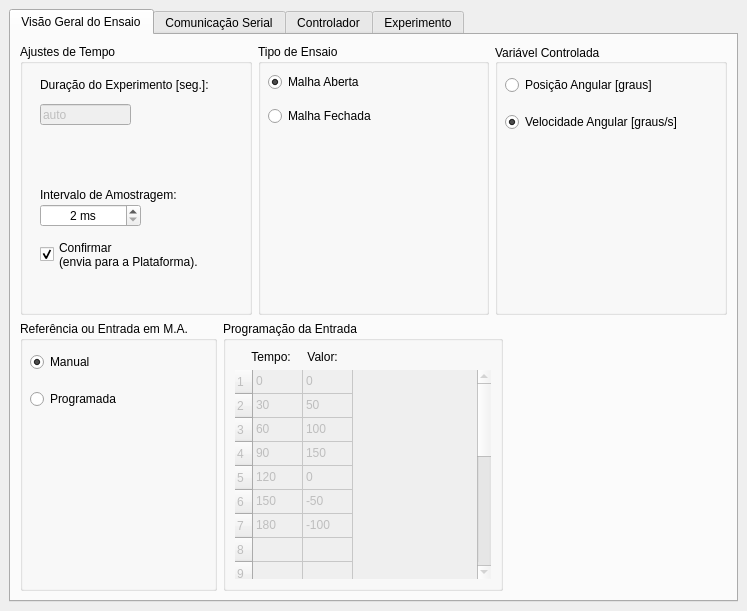
This is MotorBLDC/GUI_code/main_window.ui in GTI-UFMG/software_controle_plantas as Qt 5 draws it before an edit. The edited form follows.
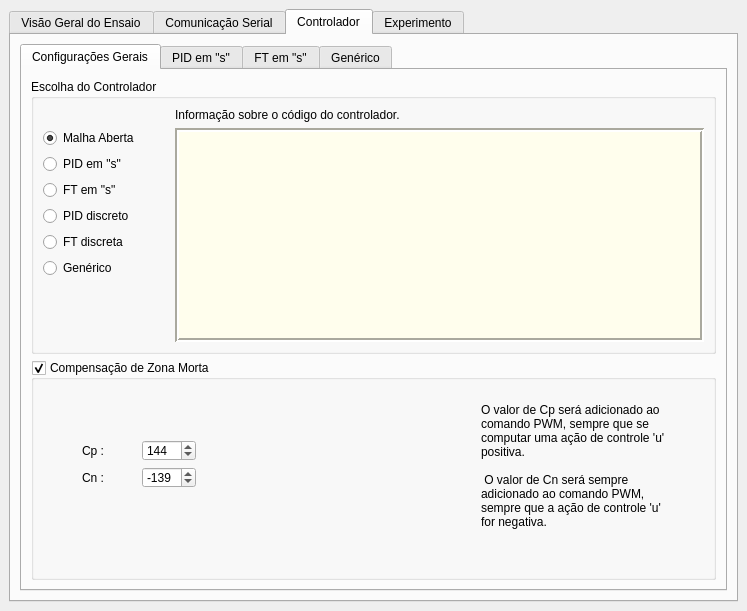
This is the edited form. The open tabs and pages were chosen to show the change. Icons and pictures are not drawn. Custom widgets are drawn as their Qt base class.

The edit to the form file:
```diff
--- a/MotorBLDC/GUI_code/main_window.ui
+++ b/MotorBLDC/GUI_code/main_window.ui
@@ -34,7 +34,10 @@
   <widget class="QWidget" name="centralwidget">
    <layout class="QGridLayout" name="gridLayout">
     <item row="0" column="0">
-     <widget class="QTabWidget" name="tabWidget">
+     <widget class="QTabWidget" name="tabWidge_main">
+      <property name="enabled">
+       <bool>true</bool>
+      </property>
       <property name="tabShape">
        <enum>QTabWidget::TabShape::Rounded</enum>
       </property>
@@ -50,7 +53,7 @@
        </attribute>
        <layout class="QHBoxLayout" name="horizontalLayout_9">
         <item>
-         <layout class="QVBoxLayout" name="verticalLayout_15" stretch="0,0">
+         <layout class="QVBoxLayout" name="verticalLayout_15" stretch="1,1">
           <item>
            <layout class="QHBoxLayout" name="horizontalLayout_6">
             <item>
@@ -186,54 +189,6 @@
               </widget>
              </widget>
             </item>
-            <item>
-             <widget class="QGroupBox" name="groupBox_test_type">
-              <property name="sizePolicy">
-               <sizepolicy hsizetype="Preferred" vsizetype="Expanding">
-                <horstretch>0</horstretch>
-                <verstretch>0</verstretch>
-               </sizepolicy>
-              </property>
-              <property name="minimumSize">
-               <size>
-                <width>0</width>
-                <height>0</height>
-               </size>
-              </property>
-              <property name="title">
-               <string>Tipo de Ensaio</string>
-              </property>
-              <widget class="QWidget" name="verticalLayoutWidget">
-               <property name="geometry">
-                <rect>
-                 <x>10</x>
-                 <y>20</y>
-                 <width>131</width>
-                 <height>71</height>
-                </rect>
-               </property>
-               <layout class="QVBoxLayout" name="verticalLayout_7">
-                <item>
-                 <widget class="QRadioButton" name="radioButton_open_loop">
-                  <property name="text">
-                   <string>Malha Aberta</string>
-                  </property>
-                  <property name="checked">
-                   <bool>true</bool>
-                  </property>
-                 </widget>
-                </item>
-                <item>
-                 <widget class="QRadioButton" name="radioButton_closed_loop">
-                  <property name="text">
-                   <string>Malha Fechada</string>
-                  </property>
-                 </widget>
-                </item>
-               </layout>
-              </widget>
-             </widget>
-            </item>
             <item>
              <widget class="QGroupBox" name="groupBox_controlled_output">
               <property name="title">
@@ -371,7 +326,7 @@
                   <bool>true</bool>
                  </property>
                  <property name="rowCount">
-                  <number>20</number>
+                  <number>15</number>
                  </property>
                  <property name="columnCount">
                   <number>2</number>
@@ -403,11 +358,6 @@
                  <row/>
                  <row/>
                  <row/>
-                 <row/>
-                 <row/>
-                 <row/>
-                 <row/>
-                 <row/>
                  <column/>
                  <column/>
                  <item row="0" column="0">
@@ -732,12 +682,15 @@
        </layout>
       </widget>
       <widget class="QWidget" name="tab_controller">
+       <property name="enabled">
+        <bool>true</bool>
+       </property>
        <attribute name="title">
         <string>Controlador</string>
        </attribute>
        <layout class="QVBoxLayout" name="verticalLayout_11">
         <item>
-         <widget class="QTabWidget" name="tabWidget_2">
+         <widget class="QTabWidget" name="tabWidget">
           <property name="currentIndex">
            <number>1</number>
           </property>
@@ -779,8 +732,21 @@
                    </property>
                   </spacer>
                  </item>
+                 <item>
+                  <widget class="QRadioButton" name="radioButton_open_loop">
+                   <property name="text">
+                    <string>Malha Aberta</string>
+                   </property>
+                   <property name="checked">
+                    <bool>true</bool>
+                   </property>
+                  </widget>
+                 </item>
                  <item>
                   <widget class="QRadioButton" name="radioButton_PID_s">
+                   <property name="enabled">
+                    <bool>true</bool>
+                   </property>
                    <property name="sizePolicy">
                     <sizepolicy hsizetype="Preferred" vsizetype="Fixed">
                      <horstretch>0</horstretch>
@@ -791,7 +757,7 @@
                     <string>PID em &quot;s&quot;</string>
                    </property>
                    <property name="checked">
-                    <bool>true</bool>
+                    <bool>false</bool>
                    </property>
                   </widget>
                  </item>
@@ -900,7 +866,10 @@
              </widget>
             </item>
             <item>
-             <widget class="QGroupBox" name="groupBox">
+             <widget class="QGroupBox" name="groupBox_deadzone_comp">
+              <property name="enabled">
+               <bool>true</bool>
+              </property>
               <property name="sizePolicy">
                <sizepolicy hsizetype="Preferred" vsizetype="Preferred">
                 <horstretch>0</horstretch>
@@ -917,35 +886,14 @@
                <string>Compensação de Zona Morta</string>
               </property>
               <property name="checkable">
-               <bool>false</bool>
+               <bool>true</bool>
               </property>
-              <widget class="QCheckBox" name="checkBox_use_deadzone_comp">
-               <property name="geometry">
-                <rect>
-                 <x>10</x>
-                 <y>20</y>
-                 <width>231</width>
-                 <height>41</height>
-                </rect>
-               </property>
-               <property name="font">
-                <font>
-                 <family>Ubuntu</family>
-                 <pointsize>10</pointsize>
-                 <italic>false</italic>
-                 <bold>false</bold>
-                </font>
-               </property>
-               <property name="styleSheet">
-                <string notr="true"/>
-               </property>
-               <property name="text">
-                <string>Usar compensação de Zona Morta</string>
-               </property>
-              </widget>
+              <property name="checked">
+               <bool>true</bool>
+              </property>
               <widget class="QLabel" name="label_12">
                <property name="enabled">
-                <bool>false</bool>
+                <bool>true</bool>
                </property>
                <property name="geometry">
                 <rect>
@@ -977,6 +925,9 @@
                <layout class="QGridLayout" name="gridLayout_2" rowstretch="0,0" columnstretch="0,0">
                 <item row="0" column="0">
                  <widget class="QLabel" name="label_19">
+                  <property name="enabled">
+                   <bool>true</bool>
+                  </property>
                   <property name="text">
                    <string>Cp :</string>
                   </property>
@@ -985,7 +936,7 @@
                 <item row="0" column="1">
                  <widget class="QSpinBox" name="spinBox_Cp">
                   <property name="enabled">
-                   <bool>false</bool>
+                   <bool>true</bool>
                   </property>
                   <property name="maximum">
                    <number>255</number>
@@ -997,6 +948,9 @@
                 </item>
                 <item row="1" column="0">
                  <widget class="QLabel" name="label_20">
+                  <property name="enabled">
+                   <bool>true</bool>
+                  </property>
                   <property name="text">
                    <string>Cn :</string>
                   </property>
@@ -1005,7 +959,7 @@
                 <item row="1" column="1">
                  <widget class="QSpinBox" name="spinBox_Cn">
                   <property name="enabled">
-                   <bool>false</bool>
+                   <bool>true</bool>
                   </property>
                   <property name="minimum">
                    <number>-255</number>
@@ -1020,6 +974,27 @@
                 </item>
                </layout>
               </widget>
+              <widget class="QLabel" name="label_26">
+               <property name="geometry">
+                <rect>
+                 <x>450</x>
+                 <y>30</y>
+                 <width>191</width>
+                 <height>151</height>
+                </rect>
+               </property>
+               <property name="text">
+                <string>O valor de Cp será adicionado ao comando PWM, sempre que se computar uma ação de controle 'u' positiva.
+
+ O valor de Cn será sempre adicionado ao comando PWM, sempre que a ação de controle 'u' for negativa.</string>
+               </property>
+               <property name="textFormat">
+                <enum>Qt::TextFormat::AutoText</enum>
+               </property>
+               <property name="wordWrap">
+                <bool>true</bool>
+               </property>
+              </widget>
              </widget>
             </item>
            </layout>
```
Left out of the diff: 45 changed lines with no effect on the pictures.
